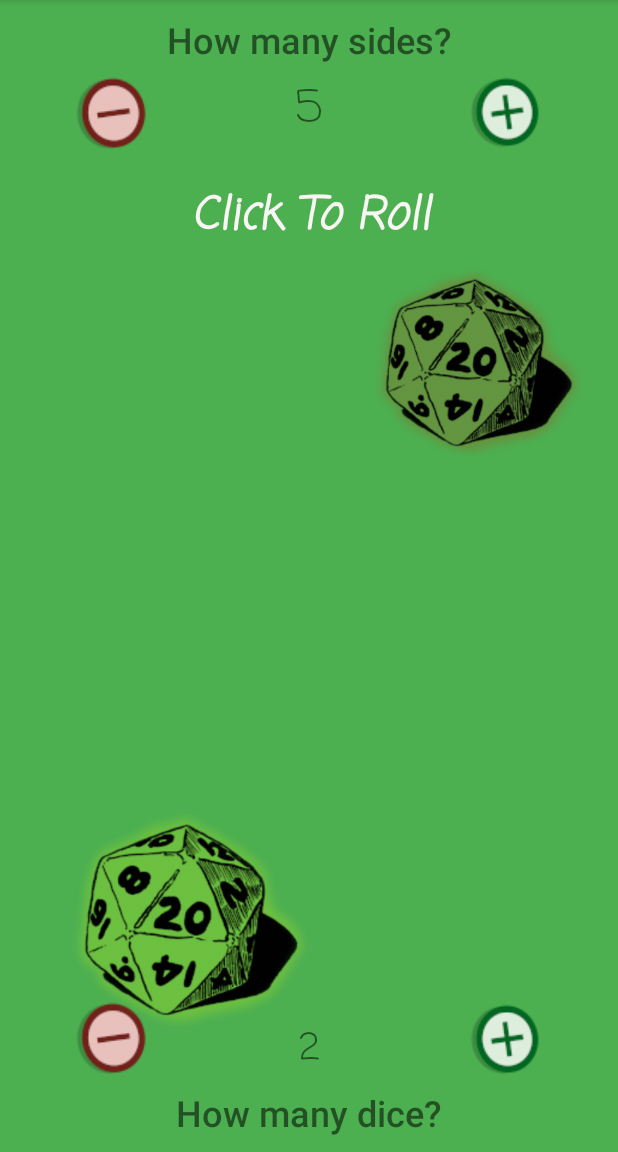
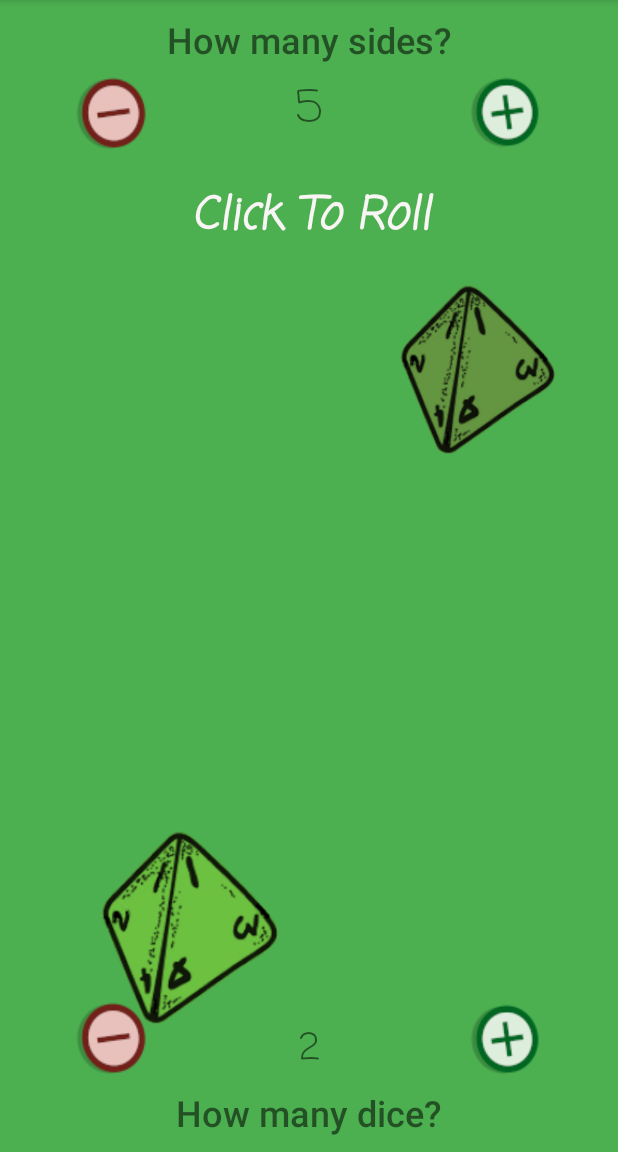
Before and after one commit to pcmoreno/diceRollingCompanion, an Android app: the screen it shows after launch (MainActivity), after a tap on an icon or button, on a phone screen of 412 x 824 dp, the part 84-1236 px from its top. Run offline under Robolectric (Android 15) with nearby library versions, the phone set to English and light mode, and no system bars.

Commit message:
add dice images for more types, version 1.3

```diff
--- a/app/build.gradle
+++ b/app/build.gradle
@@ -9,8 +9,8 @@ android {
         applicationId "moreno.paulo.dicerollingcompanion"
         minSdkVersion 22
         targetSdkVersion 28
-        versionCode 1
-        versionName "1.2"
+        versionCode 3
+        versionName "1.3"
 
         testInstrumentationRunner "androidx.test.runner.AndroidJUnitRunner"
     }
--- a/app/src/main/AndroidManifest.xml
+++ b/app/src/main/AndroidManifest.xml
@@ -10,8 +10,8 @@
         android:roundIcon="@mipmap/dice_icon"
         android:supportsRtl="true"
         android:theme="@style/AppTheme"
-        android:versionCode="1"
-        android:versionName="1.1">
+        android:versionCode="3"
+        android:versionName="1.3">
         <activity
             android:name=".MainActivity"
             android:configChanges="orientation|keyboardHidden|keyboard|screenSize|locale"
--- a/app/src/main/java/moreno/paulo/dicerollingcompanion/MainActivity.kt
+++ b/app/src/main/java/moreno/paulo/dicerollingcompanion/MainActivity.kt
@@ -92,6 +92,13 @@ class MainActivity : AppCompatActivity() {
     }
 
     private fun updateDiceImageInView() {
+        when (this.numberOfSides) {
+            4, 5 -> setImagesTo(R.drawable.dice4)
+            6, 7 -> setImagesTo(R.drawable.dice6)
+            8, 9 -> setImagesTo(R.drawable.dice8)
+            10, 11, 12, 13, 14 -> setImagesTo(R.drawable.dice10)
+            else -> setImagesTo(R.drawable.dice20)
+        }
         setIntroAnimationOffAndShowDice()
     }
 
@@ -137,4 +144,8 @@ class MainActivity : AppCompatActivity() {
     private fun hideAllDiceThrowsText() {
         allDiceTextResults.forEach { it.visibility = View.INVISIBLE }
     }
+
+    private fun setImagesTo(diceImageIndex: Int) {
+        allDiceImages.forEach { it.setImageResource(diceImageIndex)}
+    }
 }
--- a/app/src/main/res/layout/activity_main.xml
+++ b/app/src/main/res/layout/activity_main.xml
@@ -231,7 +231,7 @@
         app:layout_constraintEnd_toEndOf="parent"
         app:layout_constraintStart_toEndOf="@+id/imageDice3"
         app:layout_constraintTop_toTopOf="@+id/button_invisible_roll"
-        app:srcCompat="@drawable/test_dice" />
+        app:srcCompat="@drawable/dice20" />
 
     <ImageView
         android:id="@+id/imageDice2"
@@ -245,7 +245,7 @@
         android:tintMode="multiply"
         app:layout_constraintBottom_toBottomOf="@+id/button_dice_minus"
         app:layout_constraintStart_toStartOf="@+id/button_invisible_roll"
-        app:srcCompat="@drawable/test_dice" />
+        app:srcCompat="@drawable/dice20" />
 
     <pl.droidsonroids.gif.GifImageView
         android:id="@+id/spinningDice2"
@@ -271,7 +271,7 @@
         android:tintMode="multiply"
         app:layout_constraintStart_toStartOf="@+id/button_invisible_roll"
         app:layout_constraintTop_toBottomOf="@+id/text_click_to_roll"
-        app:srcCompat="@drawable/test_dice" />
+        app:srcCompat="@drawable/dice20" />
 
     <pl.droidsonroids.gif.GifImageView
         android:id="@+id/spinningDice3"
@@ -299,7 +299,7 @@
         app:layout_constraintBottom_toTopOf="@+id/text_dice_count"
         app:layout_constraintEnd_toEndOf="parent"
         app:layout_constraintStart_toStartOf="@+id/text_dice_count"
-        app:srcCompat="@drawable/test_dice" />
+        app:srcCompat="@drawable/dice20" />
 
     <pl.droidsonroids.gif.GifImageView
         android:id="@+id/spinningDice4"
```
Also changed, not shown: app/src/main/res/drawable/dice10.png (added), app/src/main/res/drawable/dice20.png (renamed from app/src/main/res/drawable/test_dice.png), app/src/main/res/drawable/dice4.png (added), app/src/main/res/drawable/dice6.png (added), app/src/main/res/drawable/dice8.png (added), 1 other file.
